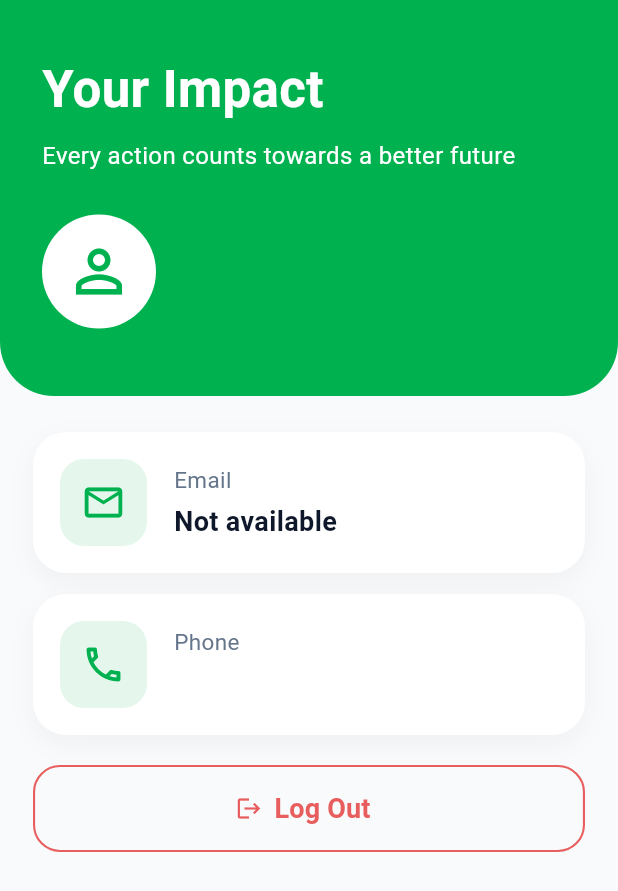
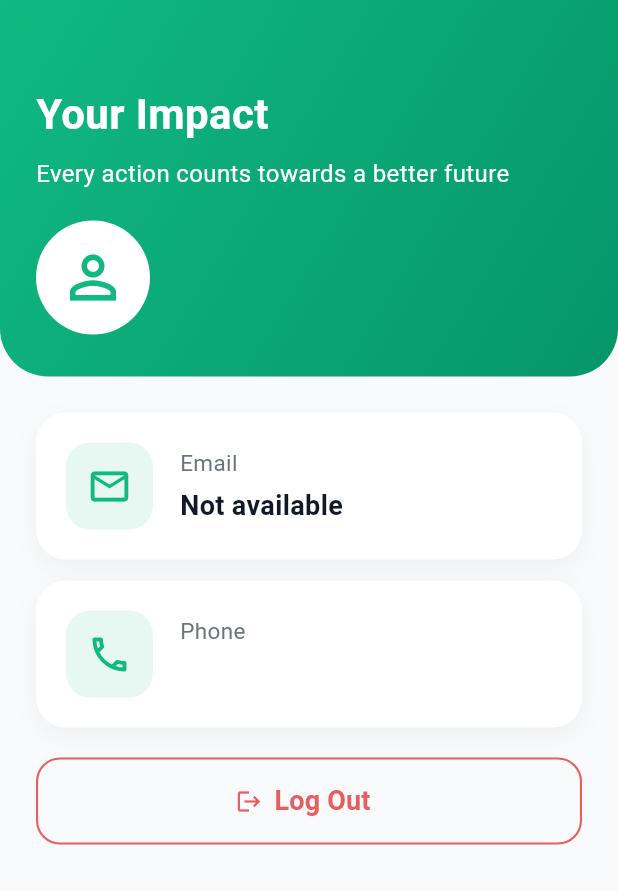
Before and after one commit to fakhrulmus/EcoSight_App, a Flutter app: the ProfileScreen screen opened directly, on a phone screen of 412 x 824 dp. Shown: the top 891 px of the screen. Run offline on Flutter 3.47's test engine with Material 3 defaults, Android fonts, the phone set to English and light mode, and no system bars; our stand-ins replace cloud_firestore, firebase_auth, firebase_core, lucide_icons; accounts and stored records are empty.

Commit message:
ui changes

```diff
--- a/lib/screens/admin_dashboard_screen.dart
+++ b/lib/screens/admin_dashboard_screen.dart
@@ -17,7 +17,7 @@ class _AdminDashboardScreenState extends State<AdminDashboardScreen> {
   List<Map<String, dynamic>> _eventStats = [];
 
   static const _green = Color(0xFF10B981);
-  static const _darkGreen = Color(0xFF047857);
+  static const _darkGreen = Color(0xFF059669);
 
   @override
   void initState() {
@@ -373,7 +373,7 @@ class _AdminDashboardScreenState extends State<AdminDashboardScreen> {
     required Color bg,
   }) {
     return Container(
-      padding: const EdgeInsets.all(18),
+      padding: const EdgeInsets.all(20),
       decoration: BoxDecoration(
         color: bg,
         borderRadius: BorderRadius.circular(20),
--- a/lib/screens/home_screen.dart
+++ b/lib/screens/home_screen.dart
@@ -76,7 +76,7 @@ class _HomeScreenState extends State<HomeScreen> {
                 padding: const EdgeInsets.all(24),
                 decoration: BoxDecoration(
                   gradient: const LinearGradient(
-                    colors: [Color(0xFF10B981), Color(0xFF047857)],
+                    colors: [Color(0xFF10B981), Color(0xFF059669)],
                     begin: Alignment.topLeft,
                     end: Alignment.bottomRight,
                   ),
--- a/lib/screens/login_screen.dart
+++ b/lib/screens/login_screen.dart
@@ -216,7 +216,7 @@ class _LoginScreenState extends State<LoginScreen> {
                                   'Remember me',
                                   style: TextStyle(
                                     fontSize: 14,
-                                    color: Color(0xFF047857), // Teal text
+                                    color: Color(0xFF10B981), // Teal text
                                     fontWeight: FontWeight.w500,
                                   ),
                                 ),
@@ -233,7 +233,7 @@ class _LoginScreenState extends State<LoginScreen> {
                                 'Forgot password?',
                                 style: TextStyle(
                                   fontSize: 14,
-                                  color: Color(0xFF047857), // Teal text
+                                  color: Color(0xFF10B981), // Teal text
                                   fontWeight: FontWeight.w500,
                                 ),
                               ),
@@ -291,7 +291,7 @@ class _LoginScreenState extends State<LoginScreen> {
                                 style: TextStyle(
                                   fontSize: 14,
                                   fontWeight: FontWeight.bold,
-                                  color: Color(0xFF047857),
+                                  color: Color(0xFF10B981),
                                 ),
                               ),
                             ),
--- a/lib/screens/profile_screen.dart
+++ b/lib/screens/profile_screen.dart
@@ -12,9 +12,9 @@ class ProfileScreen extends StatefulWidget {
 }
 
 class _ProfileScreenState extends State<ProfileScreen> {
-  final Color primaryGreen = const Color(0xFF00B14F);
-  final Color darkText = const Color(0xFF0F172A);
-  final Color greyText = const Color(0xFF64748B);
+  final Color primaryGreen = const Color(0xFF10B981);
+  final Color darkText = const Color(0xFF111827);
+  final Color greyText = const Color(0xFF6B7280);
 
   User? user;
   String name = "Student";
@@ -72,7 +72,7 @@ class _ProfileScreenState extends State<ProfileScreen> {
   @override
   Widget build(BuildContext context) {
     return Scaffold(
-      backgroundColor: const Color(0xFFF8FAFC),
+      backgroundColor: const Color(0xFFF9FAFB),
       body: SafeArea(
         child: SingleChildScrollView(
           child: Column(
@@ -80,7 +80,7 @@ class _ProfileScreenState extends State<ProfileScreen> {
               _buildHeader(),
               const SizedBox(height: 24),
               Padding(
-                padding: const EdgeInsets.symmetric(horizontal: 22),
+                padding: const EdgeInsets.symmetric(horizontal: 24),
                 child: Column(
                   children: [
                     _buildUserInfoCard(),
@@ -110,12 +110,16 @@ class _ProfileScreenState extends State<ProfileScreen> {
   Widget _buildHeader() {
     return Container(
       width: double.infinity,
-      padding: const EdgeInsets.fromLTRB(28, 35, 28, 45),
-      decoration: BoxDecoration(
-        color: primaryGreen,
-        borderRadius: const BorderRadius.only(
-          bottomLeft: Radius.circular(36),
-          bottomRight: Radius.circular(36),
+      padding: const EdgeInsets.fromLTRB(24, 56, 24, 28),
+      decoration: const BoxDecoration(
+        gradient: LinearGradient(
+          colors: [Color(0xFF10B981), Color(0xFF059669)],
+          begin: Alignment.topLeft,
+          end: Alignment.bottomRight,
+        ),
+        borderRadius: BorderRadius.only(
+          bottomLeft: Radius.circular(32),
+          bottomRight: Radius.circular(32),
         ),
       ),
       child: Column(
@@ -125,7 +129,7 @@ class _ProfileScreenState extends State<ProfileScreen> {
             role == 'admin' ? "My Account" : "Your Impact",
             style: const TextStyle(
               color: Colors.white,
-              fontSize: 34,
+              fontSize: 28,
               fontWeight: FontWeight.bold,
             ),
           ),
@@ -139,7 +143,7 @@ class _ProfileScreenState extends State<ProfileScreen> {
               fontSize: 16,
             ),
           ),
-          const SizedBox(height: 28),
+          const SizedBox(height: 20),
           Row(
             children: [
               CircleAvatar(
@@ -207,10 +211,10 @@ class _ProfileScreenState extends State<ProfileScreen> {
     required String value,
   }) {
     return Container(
-      padding: const EdgeInsets.all(18),
+      padding: const EdgeInsets.all(20),
       decoration: BoxDecoration(
         color: Colors.white,
-        borderRadius: BorderRadius.circular(22),
+        borderRadius: BorderRadius.circular(20),
         boxShadow: [
           BoxShadow(
             color: Colors.black.withOpacity(0.04),
@@ -297,10 +301,10 @@ class _ProfileScreenState extends State<ProfileScreen> {
     required Color bgColor,
   }) {
     return Container(
-      padding: const EdgeInsets.all(18),
+      padding: const EdgeInsets.all(20),
       decoration: BoxDecoration(
         color: bgColor,
-        borderRadius: BorderRadius.circular(22),
+        borderRadius: BorderRadius.circular(20),
       ),
       child: Column(
         crossAxisAlignment: CrossAxisAlignment.start,
@@ -346,10 +350,10 @@ class _ProfileScreenState extends State<ProfileScreen> {
   Widget _buildEnvironmentalImpact() {
     return Container(
       width: double.infinity,
-      padding: const EdgeInsets.all(22),
+      padding: const EdgeInsets.all(20),
       decoration: BoxDecoration(
         color: Colors.white,
-        borderRadius: BorderRadius.circular(22),
+        borderRadius: BorderRadius.circular(20),
         border: Border.all(color: const Color(0xFFE2E8F0)),
       ),
       child: Column(
@@ -435,10 +439,10 @@ class _ProfileScreenState extends State<ProfileScreen> {
 
     return Container(
       width: double.infinity,
-      padding: const EdgeInsets.all(22),
+      padding: const EdgeInsets.all(20),
       decoration: BoxDecoration(
         color: Colors.white,
-        borderRadius: BorderRadius.circular(22),
+        borderRadius: BorderRadius.circular(20),
         border: Border.all(color: const Color(0xFFE2E8F0)),
       ),
       child: Column(
@@ -471,7 +475,7 @@ class _ProfileScreenState extends State<ProfileScreen> {
                         width: 48,
                         height: values[index] * 7,
                         decoration: BoxDecoration(
-                          color: const Color(0xFF16A34A),
+                          color: const Color(0xFF10B981),
                           borderRadius: BorderRadius.circular(10),
                         ),
                       ),
@@ -525,10 +529,10 @@ class _ProfileScreenState extends State<ProfileScreen> {
 
     return Container(
       width: double.infinity,
-      padding: const EdgeInsets.all(22),
+      padding: const EdgeInsets.all(20),
       decoration: BoxDecoration(
         color: Colors.white,
-        borderRadius: BorderRadius.circular(22),
+        borderRadius: BorderRadius.circular(20),
         border: Border.all(color: const Color(0xFFE2E8F0)),
       ),
       child: Column(
@@ -640,7 +644,7 @@ class _ProfileScreenState extends State<ProfileScreen> {
           foregroundColor: const Color(0xFFE85D5D),
           side: const BorderSide(color: Color(0xFFE85D5D), width: 1.4),
           shape: RoundedRectangleBorder(
-            borderRadius: BorderRadius.circular(18),
+            borderRadius: BorderRadius.circular(16),
           ),
         ),
       ),
--- a/lib/screens/register_screen.dart
+++ b/lib/screens/register_screen.dart
@@ -273,7 +273,7 @@ class _RegisterScreenState extends State<RegisterScreen> {
                                     TextSpan(
                                       text: 'Terms of Service',
                                       style: const TextStyle(
-                                        color: Color(0xFF047857),
+                                        color: Color(0xFF10B981),
                                         fontWeight: FontWeight.bold,
                                       ),
                                       recognizer: TapGestureRecognizer()..onTap = () {},
@@ -282,7 +282,7 @@ class _RegisterScreenState extends State<RegisterScreen> {
                                     TextSpan(
                                       text: 'Privacy Policy',
                                       style: const TextStyle(
-                                        color: Color(0xFF047857),
+                                        color: Color(0xFF10B981),
                                         fontWeight: FontWeight.bold,
                                       ),
                                       recognizer: TapGestureRecognizer()..onTap = () {},
@@ -344,7 +344,7 @@ class _RegisterScreenState extends State<RegisterScreen> {
                                 style: TextStyle(
                                   fontSize: 14,
                                   fontWeight: FontWeight.bold,
-                                  color: Color(0xFF047857),
+                                  color: Color(0xFF10B981),
                                 ),
                               ),
                             ),
```
Also changed, not shown: lib/screens/activity_detail_screen.dart (+24 -11 lines), lib/screens/participation_history_screen.dart (+16 -8 lines).
